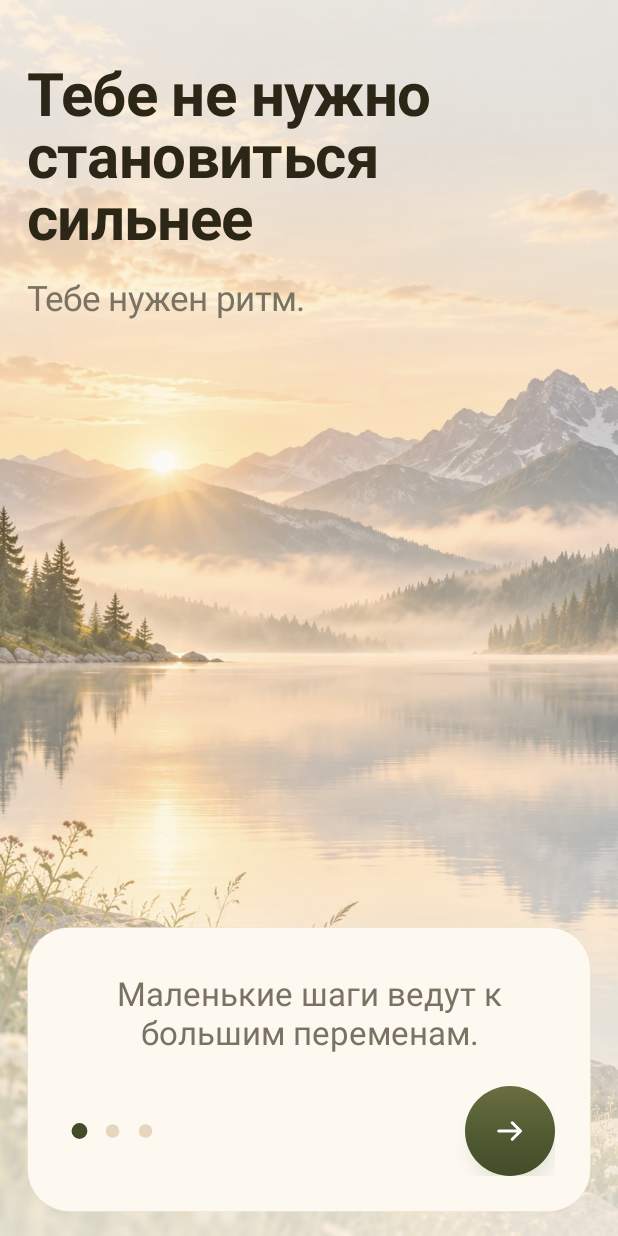
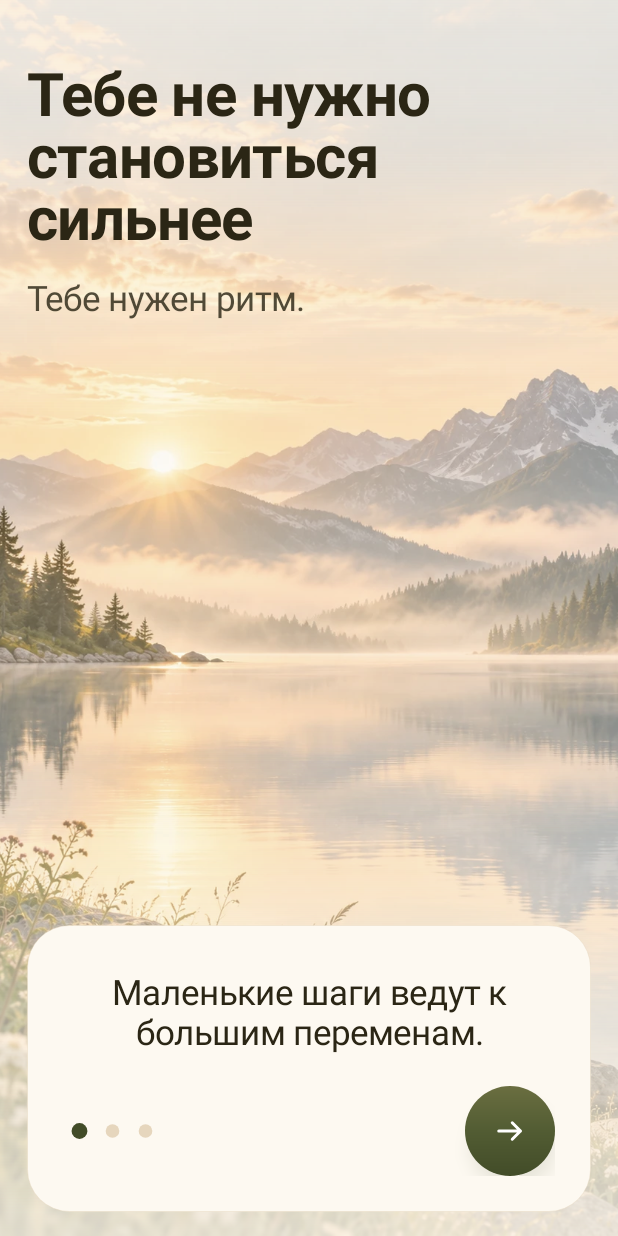
Before and after one commit to lezhik0036-sys/-, an Android app: the screen it shows after launch (MainActivity), after a tap on "Начать путь", on a phone screen of 412 x 824 dp. Run offline under Robolectric (Android 15) with nearby library versions, the phone set to English and light mode, and no system bars; Roboto replaces fonts that are not available here.

Commit message:
Nature v3 polish: readability, contrast, hierarchy, distinct screens
- Darker secondary text (the tone of the welcome art) and a larger type
  scale; the serif never below 19 sp.
- Onboarding: one set of words and controls, three compositions and
  lights (dawn over the whole screen; the valley by day as a picture with
  the turn from sun to moon; the first nights with the shore rising from
  the bottom).
- Series rows: the chosen one with a pale olive fill and a 2 dp moss
  outline. Lock: a larger timer, the end of the lock in ink, the two
  quiet actions full width on one line each.
- Home of a series, FLEX and session: the words on the cream page, the
  photo of the stage as a rounded picture under them; the day is the
  largest text. Motivation, Success, Recovery, settings and the balance:
  larger main facts and clearer sections.
- CI keeps the full-size PNG screenshots as an artifact.

Logic, scenarios, texts and tests unchanged.

Co-Authored-By: Claude Opus 5.5 <noreply@anthropic.com>
Claude-Session: https://claude.ai/code/session_01T72ufKmLLCu9iTvJdNnnqH

```diff
--- a/app/src/main/kotlin/app/mama/ui/SetupScreens.kt
+++ b/app/src/main/kotlin/app/mama/ui/SetupScreens.kt
@@ -30,6 +30,7 @@ import app.mama.platform.Promise
 import app.mama.ui.MainActivity.Choice
 import app.mama.ui.MainActivity.Step
 import app.mama.ui.design.ArtLayout
+import app.mama.ui.design.CircleStyle
 import app.mama.ui.design.NoteTone
 import app.mama.ui.design.PageDots
 import app.mama.ui.design.Palette
@@ -222,7 +223,7 @@ internal fun MainActivity.welcomeScreen(): Pair<View, Boolean> {
             addView(ImageView(this@welcomeScreen).apply { setImageDrawable(mark) }, FrameLayout.LayoutParams(FrameLayout.LayoutParams.MATCH_PARENT, FrameLayout.LayoutParams.MATCH_PARENT))
             importantForAccessibility = View.IMPORTANT_FOR_ACCESSIBILITY_NO
         }, x, WelcomeArt.ICON_TOP, x + WelcomeArt.ICON_SIZE, WelcomeArt.ICON_TOP + WelcomeArt.ICON_SIZE, exact = true)
-        screen.place(screen.text(d.text(label, Typo.LABEL, Color.rgb(0x8A, 0x82, 0x70), center = true).apply {
+        screen.place(screen.text(d.text(label, Typo.LABEL, V2.InkMuted, center = true).apply {
             typeface = MamaFonts.ui(this@welcomeScreen, 400)
             setLineSpacing(0f, 1.0f)
         }, 24f), x - 52, 1500, x + WelcomeArt.ICON_SIZE + 52, 1562, center = false)
@@ -254,20 +255,24 @@ internal val ONBOARDING = listOf(
 )
 
 /**
- * One onboarding page (1–3), as approved: the landscape over the whole
- * screen, its light growing page by page (quiet, calm, bright); the title and
- * its line in the sky; a cream card at the bottom with a quiet line, the page
- * dots and a round "→". After the last page: the setup, as before.
+ * One onboarding page (1–3): the same words, card and round "→" on each, but
+ * its own picture and light, so the three read as three steps, not one
+ * screen three times (quiet, calm, bright):
+ * 1. Rhythm: the dawn lake over the whole screen, the title in its sky.
+ * 2. Day and night: the valley by day as a framed picture, the title on the
+ *    cream page under it and the turn from the sun to the moon.
+ * 3. A few nights: the title and the first nights on the cream page, the
+ *    morning shore rising from the bottom.
+ * After the last page: the setup, as before.
  */
 internal fun MainActivity.onboardingScreen(page: Int): Pair<View, Boolean> {
     val d = design
     val content = ONBOARDING[page - 1]
-    val narrow = (resources.displayMetrics.widthPixels * 0.84f).toInt()
-    val b = d.body(40)
-    b.addView(d.text(content.title, Typo.DISPLAY).apply { textSize = 40f; maxWidth = narrow }, d.wrap())
-    b.addView(d.text(content.line, Typo.SUBTITLE, V2.InkMuted).apply { textSize = 23f; maxWidth = narrow }, d.wrap().apply { topMargin = d.dp(16) })
+    val narrow = (resources.displayMetrics.widthPixels * 0.86f).toInt()
+    fun title() = d.text(content.title, Typo.DISPLAY).apply { textSize = 40f; maxWidth = narrow }
+    fun line() = d.text(content.line, Typo.SUBTITLE, V2.Ink).apply { textSize = 23f; maxWidth = narrow; alpha = 0.82f }
     val card = d.card(paddingDp = 24, radiusDp = V2.CARD_LARGE)
-    card.addView(d.text(content.note, Typo.QUOTE, V2.InkMuted, center = true).apply { textSize = 22f }, d.fill().apply { topMargin = d.dp(8) })
+    card.addView(d.text(content.note, Typo.QUOTE, V2.Ink, center = true).apply { textSize = 23f }, d.fill().apply { topMargin = d.dp(8) })
     val row = d.row()
     row.addView(PageDots(this, ONBOARDING.size, page - 1), LinearLayout.LayoutParams(d.dp(66), d.dp(12)))
     row.addView(View(this), LinearLayout.LayoutParams(0, 0, 1f))
@@ -281,8 +286,37 @@ internal fun MainActivity.onboardingScreen(page: Int): Pair<View, Boolean> {
         render()
     })
     card.addView(row, d.gap(22))
-    val mood = listOf(SceneMood.QUIET, SceneMood.CALM, SceneMood.BRIGHT)[page - 1]
-    return v1Frame(Scenery.DAWN, null, b, card, layout = SceneLayout.FULL, mood = mood)
+    return when (page) {
+        1 -> {
+            val b = d.body(40)
+            b.addView(title(), d.wrap())
+            b.addView(line(), d.wrap().apply { topMargin = d.dp(16) })
+            v1Frame(Scenery.DAWN, null, b, card, layout = SceneLayout.FULL, mood = SceneMood.QUIET)
+        }
+        2 -> {
+            val b = d.body(24)
+            // The day: the valley in full light, framed like a picture; the rest of the page is cream.
+            b.addView(d.photoBand(Scenery.DAY, SceneMood.CALM), LinearLayout.LayoutParams(LinearLayout.LayoutParams.MATCH_PARENT, d.dp(260), 1f))
+            b.addView(title(), d.wrap().apply { topMargin = d.dp(26) })
+            b.addView(line(), d.wrap().apply { topMargin = d.dp(12) })
+            // From the decision by day to the night MAMA keeps it.
+            val turn = d.row().apply { gravity = Gravity.CENTER_VERTICAL }
+            turn.addView(d.iconCircle(Icon.SUN, 52, CircleStyle.SAND))
+            turn.addView(View(this).apply { setBackgroundColor(V2.Sand) }, LinearLayout.LayoutParams(0, d.dp(2), 1f).apply { leftMargin = d.dp(12); rightMargin = d.dp(12) })
+            turn.addView(d.iconCircle(Icon.MOON, 52, CircleStyle.FILLED))
+            turn.importantForAccessibility = View.IMPORTANT_FOR_ACCESSIBILITY_NO
+            b.addView(turn, LinearLayout.LayoutParams(LinearLayout.LayoutParams.MATCH_PARENT, LinearLayout.LayoutParams.WRAP_CONTENT).apply { topMargin = d.dp(22); leftMargin = d.dp(36); rightMargin = d.dp(36) })
+            lightFrame(null, b, card)
+        }
+        else -> {
+            val b = d.body(40)
+            b.addView(title(), d.wrap())
+            b.addView(line(), d.wrap().apply { topMargin = d.dp(16) })
+            // A few nights: the first one ready, the next two ahead.
+            b.addView(d.dayCircles(0, 3, 1).apply { importantForAccessibility = View.IMPORTANT_FOR_ACCESSIBILITY_NO }, LinearLayout.LayoutParams(d.dp(210), LinearLayout.LayoutParams.WRAP_CONTENT).apply { topMargin = d.dp(28) })
+            v1Frame(Scenery.MORNING, null, b, card, layout = SceneLayout.GROUND, mood = SceneMood.BRIGHT)
+        }
+    }
 }
 
 /** Back from an onboarding page: the page before, or the welcome. */
--- a/app/src/main/kotlin/app/mama/ui/design/DesignKitV2.kt
+++ b/app/src/main/kotlin/app/mama/ui/design/DesignKitV2.kt
@@ -36,7 +36,9 @@ object V2 {
     /** Light olive-beige: pills, tags, the timer track. */
     val OliveLight = Color.rgb(0xE9, 0xE3, 0xCC)
     val Ink = Color.rgb(0x2B, 0x26, 0x15)
-    val InkMuted = Color.rgb(0x7A, 0x72, 0x62)
+
+    /** Secondary text: as dark as the text of the approved welcome art, readable on cream and on veiled photos. */
+    val InkMuted = Color.rgb(0x61, 0x59, 0x49)
     val Sand = Color.rgb(0xE6, 0xD6, 0xBD)
 
     /** Sage: the light end of the moss scale (arcs, marks). */
@@ -57,10 +59,10 @@ object V2 {
     val ClayInk = Color.rgb(0x8A, 0x66, 0x34)
 
     /** Hints, chevrons, inactive navigation. */
-    val InkSoft = Color.rgb(0xA3, 0x9B, 0x89)
+    val InkSoft = Color.rgb(0x8A, 0x82, 0x6F)
 
     /** Dividers and outlines. */
-    val Line = Color.rgb(0xEA, 0xDF, 0xCD)
+    val Line = Color.rgb(0xE6, 0xD9, 0xC4)
 
     /** Card surface on the cream page. */
     val Card = Color.rgb(0xFD, 0xF9, 0xF1)
--- a/app/src/main/kotlin/app/mama/ui/design/ScenicBackground.kt
+++ b/app/src/main/kotlin/app/mama/ui/design/ScenicBackground.kt
@@ -999,7 +999,7 @@ internal object ScenePainter {
         p.maskFilter = null
         p.shader = if (centered) {
             LinearGradient(
-                0f, 0f, w, 0f, intArrayOf(alpha(base, 150), alpha(base, 195), alpha(base, 195), alpha(base, 150)),
+                0f, 0f, w, 0f, intArrayOf(alpha(base, 178), alpha(base, 222), alpha(base, 222), alpha(base, 178)),
                 floatArrayOf(0f, 0.3f, 0.7f, 1f), Shader.TileMode.CLAMP,
             )
         } else {
--- a/app/src/main/kotlin/app/mama/ui/design/Tokens.kt
+++ b/app/src/main/kotlin/app/mama/ui/design/Tokens.kt
@@ -118,34 +118,34 @@ enum class Typo(
     private val serif: Boolean = false,
 ) {
     /** Screen title: "Всё готово", "Этот путь продолжается". */
-    DISPLAY(36f, 600, tracking = -0.01f, leading = 1.06f, serif = true),
+    DISPLAY(38f, 600, tracking = -0.01f, leading = 1.06f, serif = true),
 
     /** Sheet title, big card title. */
-    HEADLINE(27f, 600, leading = 1.1f, serif = true),
+    HEADLINE(28f, 600, leading = 1.1f, serif = true),
 
     /** Card title: "7 дней", "Начать заново". */
-    TITLE(23f, 600, leading = 1.12f, serif = true),
+    TITLE(24f, 600, leading = 1.12f, serif = true),
 
     /** Value in a summary row: "Анна", "21:00 – 07:00". */
-    VALUE(20f, 600, leading = 1.15f, serif = true),
+    VALUE(21f, 600, leading = 1.15f, serif = true),
 
     /** Two lines under the title. */
-    SUBTITLE(19f, 500, leading = 1.24f, serif = true),
-    BODY(15f, 500, leading = 1.38f),
+    SUBTITLE(21f, 500, leading = 1.22f, serif = true),
+    BODY(16f, 500, leading = 1.38f),
 
     /** Field label: "Длительность", "Доверенный контакт". */
-    LABEL(13.5f, 500, leading = 1.3f),
-    CAPTION(12.5f, 500, leading = 1.32f),
+    LABEL(14.5f, 500, leading = 1.3f),
+    CAPTION(13.5f, 500, leading = 1.32f),
     BUTTON(20f, 600, serif = true),
 
     /** "M A M A" in the top bar. */
     WORDMARK(19f, 600, tracking = 0.14f, serif = true),
 
     /** "6 из 6". */
-    STEP(14f, 500),
+    STEP(14.5f, 500),
 
     /** "РЕКОМЕНДУЕМ", "ВЕЧЕРОМ". */
-    TAG(10.5f, 800, tracking = 0.06f, caps = true),
+    TAG(11.5f, 800, tracking = 0.06f, caps = true),
 
     /** "500 ₽" on the "Цена слова" card. */
     AMOUNT(46f, 500, tabular = true, serif = true),
@@ -154,11 +154,11 @@ enum class Typo(
     NUMBER(40f, 500, tabular = true, serif = true),
 
     /** A quiet thought: quote cards, the motivation screen. */
-    QUOTE(22f, 500, leading = 1.22f, serif = true),
-    QUOTE_ITALIC(22f, 500, leading = 1.22f, serif = true),
+    QUOTE(23f, 500, leading = 1.22f, serif = true),
+    QUOTE_ITALIC(23f, 500, leading = 1.22f, serif = true),
 
     /** A short line on the home screen. */
-    QUOTE_SANS(19f, 500, leading = 1.24f, serif = true),
+    QUOTE_SANS(20f, 500, leading = 1.24f, serif = true),
     ;
 
     fun applyTo(view: TextView) {
```
Also changed, not shown: app/src/main/kotlin/app/mama/lock/LockScreenView.kt (+12 -11 lines), app/src/main/kotlin/app/mama/ui/CommitmentScreens.kt (+7 -6 lines), app/src/main/kotlin/app/mama/ui/Components.kt (+5 -4 lines), app/src/main/kotlin/app/mama/ui/HomeScreens.kt (+30 -28 lines), app/src/main/kotlin/app/mama/ui/Theme.kt (+7 -7 lines), app/src/main/kotlin/app/mama/ui/design/DesignKit.kt (+25 -9 lines), 3 other files.
